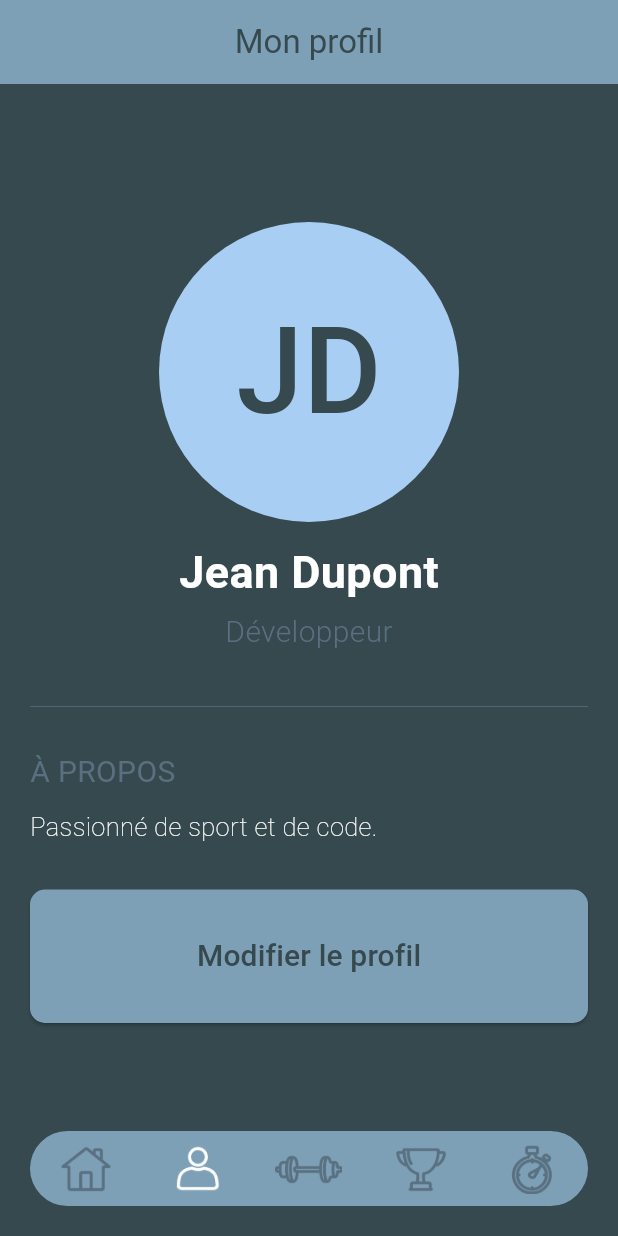
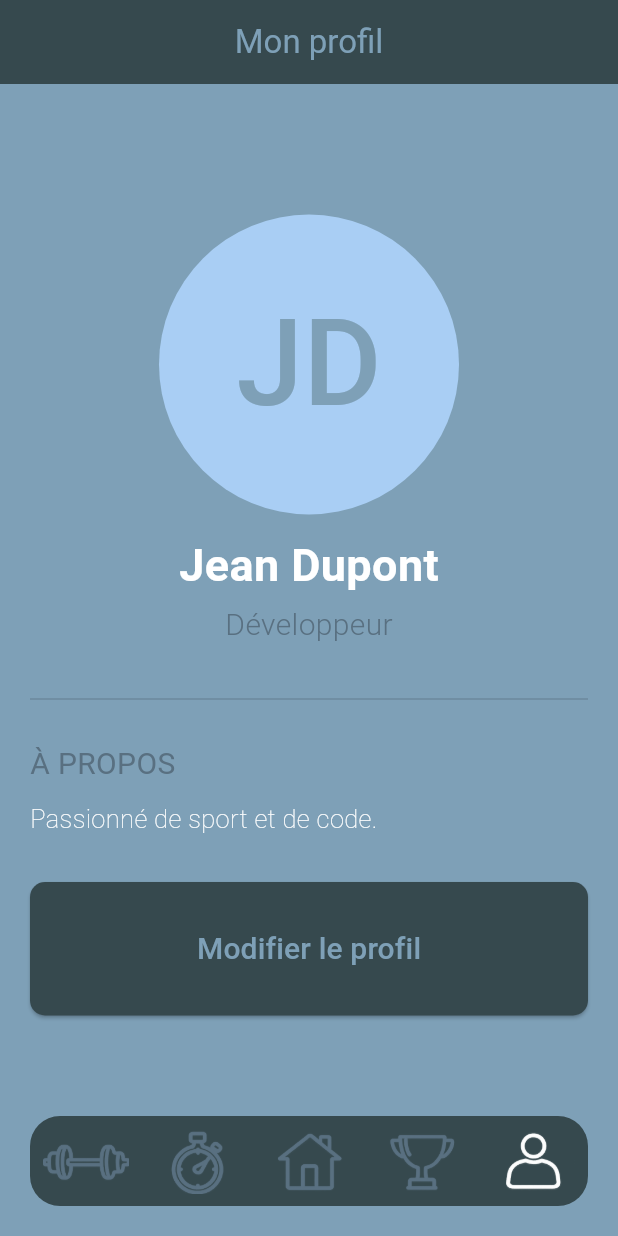
Before and after one commit to Riverboy33/gym_app, a Flutter app: the screen it shows after launch, on a phone screen of 412 x 824 dp. Run offline on Flutter 3.47's test engine with Material 3 defaults, Android fonts, the phone set to English and light mode, and no system bars.

Commit message:
feat: change color and move bottom bar buttons

```diff
--- a/lib/pages/home_page.dart
+++ b/lib/pages/home_page.dart
@@ -10,7 +10,7 @@ class HomePage extends StatefulWidget {
 }
 
 class _HomePage extends State<HomePage> {
-  final int _currentIndex = 0;
+  final int _currentIndex = 2;
 
   @override
   Widget build(BuildContext context) {
--- a/lib/pages/profil_page.dart
+++ b/lib/pages/profil_page.dart
@@ -15,7 +15,7 @@ class ProfilPage extends StatefulWidget {
 
 class _ProfilPageState extends State<ProfilPage> {
   late ProfileData profile;
-  final int _currentIndex = 1;
+  final int _currentIndex = 4;
 
   @override
   void initState() {
--- a/lib/pages/timer_page.dart
+++ b/lib/pages/timer_page.dart
@@ -10,7 +10,7 @@ class TimerPage extends StatefulWidget {
 }
 
 class _TimerPage extends State<TimerPage> {
-  final int _currentIndex = 4;
+  final int _currentIndex = 1;
 
   @override
   Widget build(BuildContext context) {
--- a/lib/pages/training_page.dart
+++ b/lib/pages/training_page.dart
@@ -10,7 +10,7 @@ class TrainingPage extends StatefulWidget {
 }
 
 class _TrainingPage extends State<TrainingPage> {
-  final int _currentIndex = 2;
+  final int _currentIndex = 0;
 
   @override
   Widget build(BuildContext context) {
--- a/lib/utils/app_colors.dart
+++ b/lib/utils/app_colors.dart
@@ -1,9 +1,9 @@
 import 'package:flutter/material.dart';
 
 class AppColors {
-  static const Color background = Color.fromARGB(255, 54, 73, 78);
+  static const Color button = Color.fromARGB(255, 54, 73, 78);
   static const Color backgroundSecondary = Color.fromARGB(255, 169, 206, 244);
   static const Color text = Colors.white;
   static const Color textSecondary = Color.fromARGB(255, 89, 112, 129);
-  static const Color button = Color.fromARGB(255, 126, 160, 183);
+  static const Color background = Color.fromARGB(255, 126, 160, 183);
 }
--- a/lib/widgets/bottom_nav_bar.dart
+++ b/lib/widgets/bottom_nav_bar.dart
@@ -22,18 +22,17 @@ class BottomNavBar extends StatelessWidget {
     return Padding(
       padding: const EdgeInsets.only(left: 20, right: 20, bottom: 20),
       child: Container(
-        height: 50,
+        height: 60,
         decoration: BoxDecoration(
           color: AppColors.button,
-          borderRadius: BorderRadius.circular(40),
+          borderRadius: BorderRadius.circular(20),
         ),
         child: Row(
           mainAxisAlignment: MainAxisAlignment.spaceAround,
           children: [
             IconButton(
-              iconSize: 30,
               icon: Image.asset(
-                'lib/assets/icons/home.png',
+                'lib/assets/icons/train.png',
                 color: currentIndex == 0
                   ? AppColors.text
                   : AppColors.textSecondary,
@@ -45,16 +44,15 @@ class BottomNavBar extends StatelessWidget {
                 Navigator.pushReplacement(
                   context,
                   MaterialPageRoute(
-                    builder: (_) => HomePage()
+                    builder: (_) => TrainingPage(),
                   ),
                 );
               },
             ),
 
             IconButton(
-              iconSize: 30,
               icon: Image.asset(
-                'lib/assets/icons/profil.png',
+                'lib/assets/icons/timer.png',
                 color: currentIndex == 1
                   ? AppColors.text
                   : AppColors.textSecondary,
@@ -66,22 +64,16 @@ class BottomNavBar extends StatelessWidget {
                 Navigator.pushReplacement(
                   context,
                   MaterialPageRoute(
-                    builder: (_) => ProfilPage(
-                      profile: ProfileData(
-                        id: 22,
-                        name: "Gregoire",
-                        profession: "test",
-                        bio: "test",
-                      ),
-                    ),
+                    builder: (_) => TimerPage(),
                   ),
                 );
               },
             ),
 
             IconButton(
+              iconSize: 30,
               icon: Image.asset(
-                'lib/assets/icons/train.png',
+                'lib/assets/icons/home.png',
                 color: currentIndex == 2
                   ? AppColors.text
                   : AppColors.textSecondary,
@@ -93,7 +85,7 @@ class BottomNavBar extends StatelessWidget {
                 Navigator.pushReplacement(
                   context,
                   MaterialPageRoute(
-                    builder: (_) => TrainingPage(),
+                    builder: (_) => HomePage()
                   ),
                 );
               },
@@ -120,8 +112,9 @@ class BottomNavBar extends StatelessWidget {
             ),
 
             IconButton(
+              iconSize: 30,
               icon: Image.asset(
-                'lib/assets/icons/timer.png',
+                'lib/assets/icons/profil.png',
                 color: currentIndex == 4
                   ? AppColors.text
                   : AppColors.textSecondary,
@@ -133,7 +126,14 @@ class BottomNavBar extends StatelessWidget {
                 Navigator.pushReplacement(
                   context,
                   MaterialPageRoute(
-                    builder: (_) => TimerPage(),
+                    builder: (_) => ProfilPage(
+                      profile: ProfileData(
+                        id: 22,
+                        name: "Gregoire",
+                        profession: "test",
+                        bio: "test",
+                      ),
+                    ),
                   ),
                 );
               },
```
